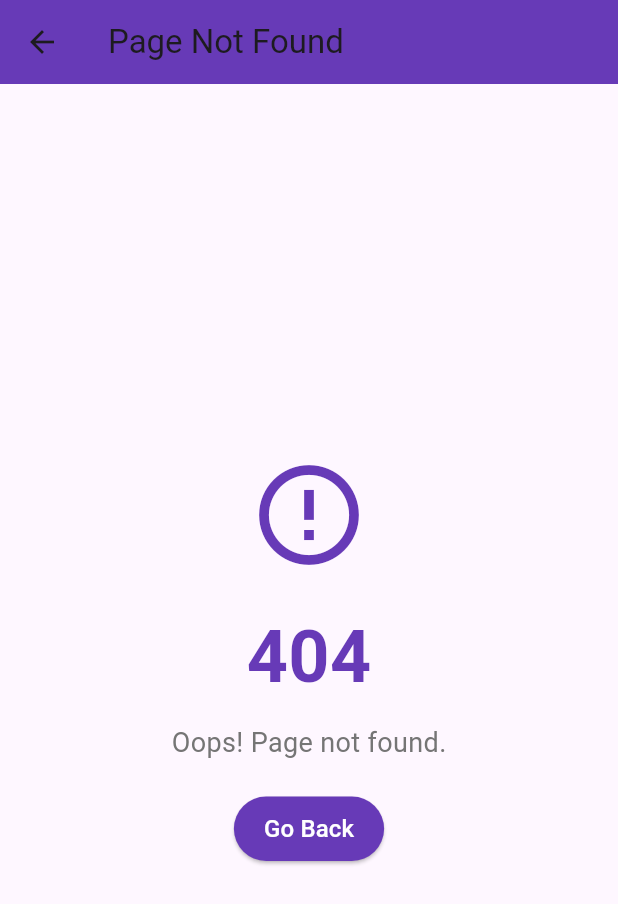
After one commit to saeedmhmoud100/didi-clone, a Flutter app: the NotFoundPage screen opened directly, on a phone screen of 412 x 824 dp. The commit adds this screen. Shown: the top 904 px of the screen. Run offline on Flutter 3.47's test engine with Material 3 defaults, Android fonts, the phone set to English and light mode, and no system bars; our stand-ins replace firebase_auth, firebase_core, flutter_spinkit, fluttertoast; accounts and stored records are empty; network calls fail.

Commit message:
add not-found page

```diff
--- a/lib/app_routes.dart
+++ b/lib/app_routes.dart
@@ -1,3 +1,5 @@
+import 'package:didi_clone/firebase/auth.dart';
+import 'package:didi_clone/pages/Not_found_page.dart';
 import 'package:didi_clone/pages/drive_with_us_page.dart';
 import 'package:didi_clone/pages/favorite_places_page.dart';
 import 'package:didi_clone/pages/help_page.dart';
@@ -33,6 +35,9 @@ class AppRoutes{
   static const String myTrips = '/my-trips';
 
   static Route<dynamic> onGenerateRoute(RouteSettings paths) {
+    Stream<CustomUser?> user = AuthService().user;
+
+
     switch (paths.name) {
       case home:
         return MaterialPageRoute(builder: (_) => HomePage());
@@ -63,7 +68,7 @@ class AppRoutes{
       case myTrips:
         return MaterialPageRoute(builder: (_) => MyTripsPage());
       default:
-        return MaterialPageRoute(builder: (_) => LoginPage());
+        return MaterialPageRoute(builder: (_) => NotFoundPage());
     }
   }
 
--- /dev/null
+++ b/lib/pages/Not_found_page.dart
@@ -0,0 +1,55 @@
+import 'package:flutter/material.dart';
+
+class NotFoundPage extends StatelessWidget {
+  @override
+  Widget build(BuildContext context) {
+    return Scaffold(
+      appBar: AppBar(
+        title: Text('Page Not Found'),
+        backgroundColor: Colors.deepPurple,
+      ),
+      body: Center(
+        child: Column(
+          mainAxisAlignment: MainAxisAlignment.center,
+          children: [
+            Icon(
+              Icons.error_outline,
+              color: Colors.deepPurple,
+              size: 80,
+            ),
+            SizedBox(height: 20),
+            Text(
+              "404",
+              style: TextStyle(
+                fontSize: 48,
+                fontWeight: FontWeight.bold,
+                color: Colors.deepPurple,
+              ),
+            ),
+            SizedBox(height: 10),
+            Text(
+              "Oops! Page not found.",
+              style: TextStyle(fontSize: 18, color: Colors.grey[600]),
+            ),
+            SizedBox(height: 20),
+            ElevatedButton(
+              onPressed: () {
+                Navigator.pop(context);
+              },
+              style: ElevatedButton.styleFrom(
+                backgroundColor: Colors.deepPurple,
+                padding: EdgeInsets.symmetric(horizontal: 20, vertical: 10),
+                foregroundColor: Colors.white,
+              ),
+              child: Text(
+                "Go Back",
+                style: TextStyle(fontSize: 16),
+              ),
+
+            ),
+          ],
+        ),
+      ),
+    );
+  }
+}
```
